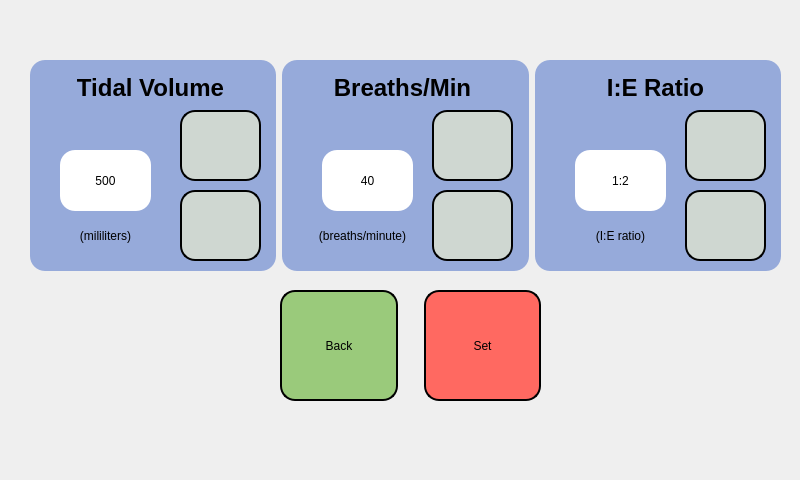
Qt form software/control_system/gui/edit_parameters.ui (VentCU/bbwtb) before a commit.
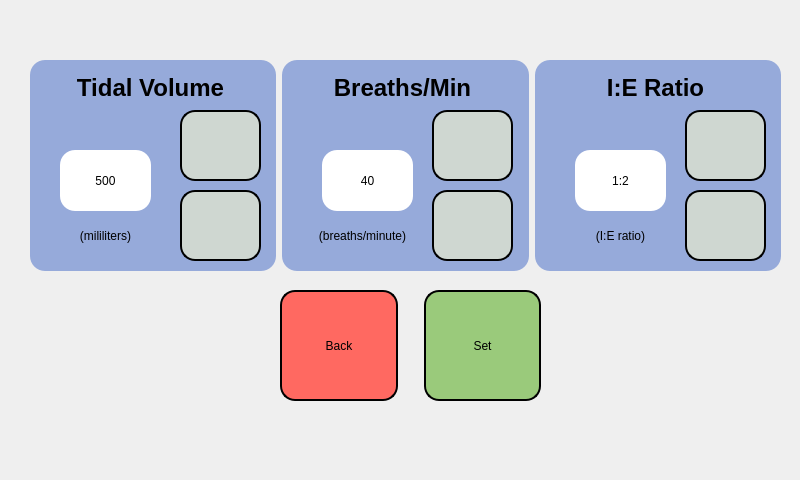
The same form after that commit. Icons and pictures are not drawn.

What changed in the file:
```diff
--- a/software/control_system/gui/edit_parameters.ui
+++ b/software/control_system/gui/edit_parameters.ui
@@ -567,7 +567,7 @@
         </sizepolicy>
        </property>
        <property name="styleSheet">
-        <string notr="true">background-color: rgb(154, 202, 123);
+        <string notr="true">background-color: rgb(255, 105, 97);
 font: 14pt &quot;Bahnschrift&quot;;
 border-style: outset;
 border-width: 2px;
@@ -605,7 +605,8 @@
         </sizepolicy>
        </property>
        <property name="styleSheet">
-        <string notr="true">background-color: rgb(255, 105, 97);
+        <string notr="true">
+background-color: rgb(154, 202, 123);
 font: 14pt &quot;Bahnschrift&quot;;
 border-style: outset;
 border-width: 2px;
```
Left out of the diff: 22 changed lines with no effect on the pictures.
